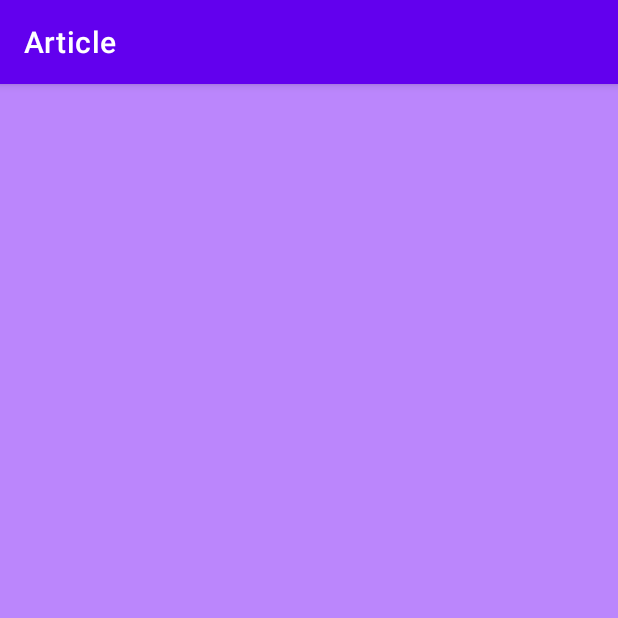
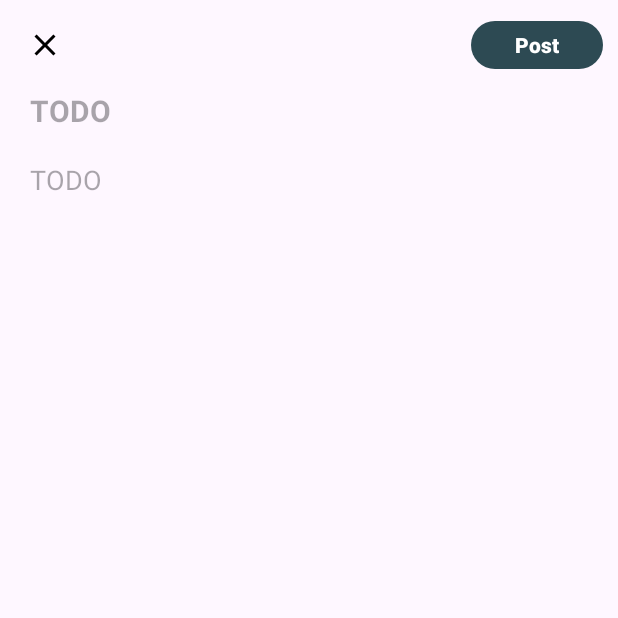
Before and after one commit to klenovn/ARTicle, an Android app: the screen it shows after launch (MainActivity before the commit, CreateArticleActivity after it), on a phone screen of 412 x 824 dp, the top half of it. Run offline under Robolectric (Android 15) with nearby library versions, the phone set to English and light mode, and no system bars.

Commit message:
Вёрстка экрана создания статьи

```diff
--- a/app/src/main/AndroidManifest.xml
+++ b/app/src/main/AndroidManifest.xml
@@ -15,6 +15,10 @@
         <activity
             android:name=".MainActivity"
             android:exported="true">
+        </activity>
+        <activity
+            android:name=".CreateArticleActivity"
+            android:exported="true">
             <intent-filter>
                 <action android:name="android.intent.action.MAIN"/>
                 <category android:name="android.intent.category.LAUNCHER"/>
--- /dev/null
+++ b/app/src/main/java/com/comrades/article/CreateArticleActivity.kt
@@ -0,0 +1,11 @@
+package com.comrades.article
+
+import android.os.Bundle
+import androidx.appcompat.app.AppCompatActivity
+
+class CreateArticleActivity : AppCompatActivity() {
+    override fun onCreate(savedInstanceState: Bundle?) {
+        super.onCreate(savedInstanceState)
+        setContentView(R.layout.activity_create_article)
+    }
+}
--- /dev/null
+++ b/app/src/main/res/drawable-night/baseline_close_24.xml
@@ -0,0 +1,5 @@
+<vector xmlns:android="http://schemas.android.com/apk/res/android" android:height="24dp" android:tint="@color/colorPrimary" android:viewportHeight="24" android:viewportWidth="24" android:width="24dp">
+
+    <path android:fillColor="@android:color/white" android:pathData="M19,6.41L17.59,5 12,10.59 6.41,5 5,6.41 10.59,12 5,17.59 6.41,19 12,13.41 17.59,19 19,17.59 13.41,12z"/>
+
+</vector>
--- /dev/null
+++ b/app/src/main/res/drawable/baseline_close_24.xml
@@ -0,0 +1,5 @@
+<vector xmlns:android="http://schemas.android.com/apk/res/android" android:height="24dp" android:tint="#000000" android:viewportHeight="24" android:viewportWidth="24" android:width="24dp">
+
+    <path android:fillColor="@android:color/white" android:pathData="M19,6.41L17.59,5 12,10.59 6.41,5 5,6.41 10.59,12 5,17.59 6.41,19 12,13.41 17.59,19 19,17.59 13.41,12z"/>
+
+</vector>
--- /dev/null
+++ b/app/src/main/res/layout/activity_create_article.xml
@@ -0,0 +1,72 @@
+<?xml version="1.0" encoding="utf-8"?>
+<androidx.constraintlayout.widget.ConstraintLayout xmlns:android="http://schemas.android.com/apk/res/android"
+    android:layout_width="match_parent"
+    android:layout_height="match_parent"
+    xmlns:app="http://schemas.android.com/apk/res-auto">
+
+    <androidx.constraintlayout.widget.ConstraintLayout
+        android:id="@+id/buttons_holder"
+        android:layout_width="match_parent"
+        android:layout_height="wrap_content"
+        android:layout_marginTop="10dp"
+        app:layout_constraintTop_toTopOf="parent">
+        <ImageButton
+            android:layout_width="40dp"
+            android:layout_height="40dp"
+            android:layout_marginStart="10dp"
+            android:background="?android:attr/selectableItemBackground"
+            android:src="@drawable/baseline_close_24"
+            app:layout_constraintTop_toTopOf="parent"
+            app:layout_constraintStart_toStartOf="parent"/>
+        <com.google.android.material.button.MaterialButton
+            android:layout_width="wrap_content"
+            android:layout_height="40dp"
+            android:layout_marginEnd="10dp"
+            android:text="@string/create_article_post_button"
+            android:textStyle="bold"
+            app:layout_constraintTop_toTopOf="parent"
+            app:layout_constraintEnd_toEndOf="parent"/>
+    </androidx.constraintlayout.widget.ConstraintLayout>
+
+    <androidx.core.widget.NestedScrollView
+        android:layout_width="match_parent"
+        android:layout_height="wrap_content"
+        app:layout_constraintTop_toBottomOf="@id/buttons_holder">
+        <androidx.constraintlayout.widget.ConstraintLayout
+            android:id="@+id/create_article_wrapper"
+            android:layout_marginStart="20dp"
+            android:layout_marginEnd="20dp"
+            android:layout_width="match_parent"
+            android:layout_height="wrap_content">
+
+            <EditText
+                android:id="@+id/article_heading"
+                android:layout_width="match_parent"
+                android:layout_height="wrap_content"
+                android:textStyle="bold"
+                android:hint="@string/todo"
+                android:scrollHorizontally="true"
+                android:singleLine="true"
+                app:layout_constraintTop_toTopOf="parent"
+                android:background="@null"
+                android:textSize="20sp"
+                android:layout_marginTop="10dp"/>
+            <EditText
+                android:id="@+id/article_content"
+                android:layout_marginTop="20dp"
+                android:layout_width="match_parent"
+                android:layout_height="wrap_content"
+                android:hint="@string/todo"
+                android:background="@null"
+                app:layout_constraintTop_toBottomOf="@id/article_heading"/>
+
+            <View
+                android:layout_width="match_parent"
+                android:layout_height="60dp"
+                app:layout_constraintTop_toBottomOf="@id/article_content"/>
+
+        </androidx.constraintlayout.widget.ConstraintLayout>
+    </androidx.core.widget.NestedScrollView>
+
+
+</androidx.constraintlayout.widget.ConstraintLayout>
--- /dev/null
+++ b/app/src/main/res/values-night/colors.xml
@@ -0,0 +1,5 @@
+<?xml version="1.0" encoding="utf-8"?>
+<resources>
+    <color name="background">#141118</color>
+    <color name="colorPrimary">#81D4FA</color>
+</resources>
--- a/app/src/main/res/values-night/themes.xml
+++ b/app/src/main/res/values-night/themes.xml
@@ -1,16 +1,8 @@
 <resources xmlns:tools="http://schemas.android.com/tools">
     <!-- Base application theme. -->
-    <style name="Theme.Article" parent="Theme.MaterialComponents.DayNight.DarkActionBar">
-        <!-- Primary brand color. -->
-        <item name="colorPrimary">@color/purple_200</item>
-        <item name="colorPrimaryVariant">@color/purple_700</item>
-        <item name="colorOnPrimary">@color/black</item>
-        <!-- Secondary brand color. -->
-        <item name="colorSecondary">@color/teal_200</item>
-        <item name="colorSecondaryVariant">@color/teal_200</item>
-        <item name="colorOnSecondary">@color/black</item>
-        <!-- Status bar color. -->
-        <item name="android:statusBarColor">?attr/colorPrimaryVariant</item>
-        <!-- Customize your theme here. -->
+    <style name="Theme.Article" parent="Theme.Material3.DayNight.NoActionBar">
+        <!-- Customize your dark theme here. -->
+        <item name="colorPrimary">@color/colorPrimary</item>
+        <!-- <item name="colorPrimary">@color/my_dark_primary</item> -->
     </style>
 </resources>
--- a/app/src/main/res/values/colors.xml
+++ b/app/src/main/res/values/colors.xml
@@ -7,4 +7,6 @@
     <color name="teal_700">#FF018786</color>
     <color name="black">#FF000000</color>
     <color name="white">#FFFFFFFF</color>
+    <color name="background">#FFFFFFFF</color>
+    <color name="colorPrimary">#2D4A53</color>
 </resources>
--- a/app/src/main/res/values/strings.xml
+++ b/app/src/main/res/values/strings.xml
@@ -1,3 +1,5 @@
 <resources>
     <string name="app_name">Article</string>
+    <string name="todo">TODO</string>
+    <string name="create_article_post_button">Post</string>
 </resources>
--- a/app/src/main/res/values/themes.xml
+++ b/app/src/main/res/values/themes.xml
@@ -1,16 +1,9 @@
 <resources xmlns:tools="http://schemas.android.com/tools">
     <!-- Base application theme. -->
-    <style name="Theme.Article" parent="Theme.MaterialComponents.DayNight.DarkActionBar">
-        <!-- Primary brand color. -->
-        <item name="colorPrimary">@color/purple_500</item>
-        <item name="colorPrimaryVariant">@color/purple_700</item>
-        <item name="colorOnPrimary">@color/white</item>
-        <!-- Secondary brand color. -->
-        <item name="colorSecondary">@color/teal_200</item>
-        <item name="colorSecondaryVariant">@color/teal_700</item>
-        <item name="colorOnSecondary">@color/black</item>
-        <!-- Status bar color. -->
-        <item name="android:statusBarColor">?attr/colorPrimaryVariant</item>
-        <!-- Customize your theme here. -->
+    <style name="Theme.Article" parent="Theme.Material3.DayNight.NoActionBar">
+        <!-- Customize your light theme here. -->
+        <item name="colorPrimary">@color/colorPrimary</item>
+        <!-- <item name="colorPrimary">@color/my_light_primary</item> -->
     </style>
+
 </resources>
```
